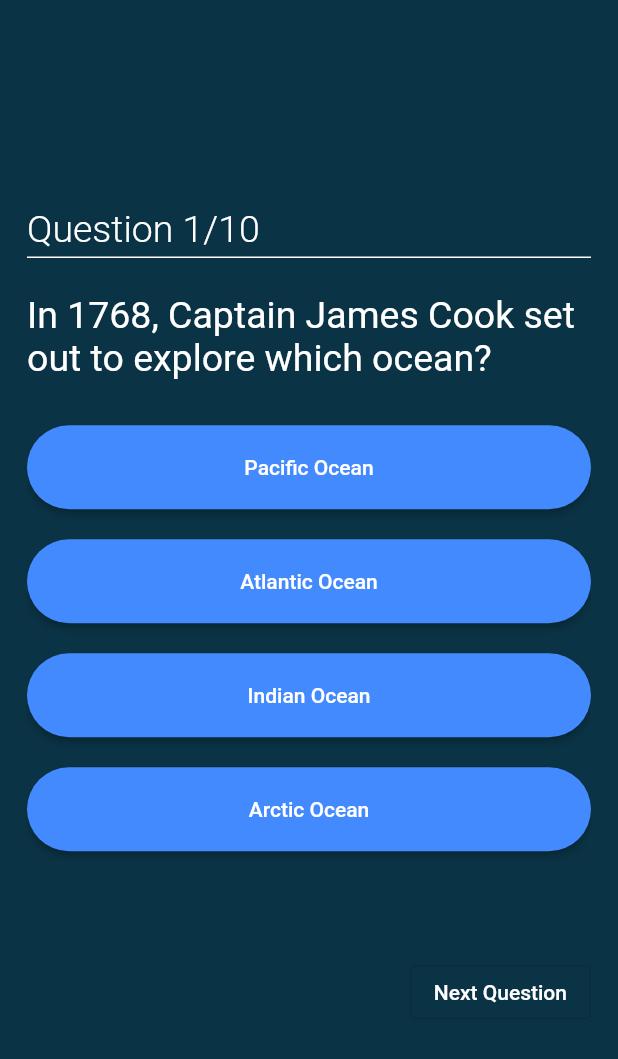
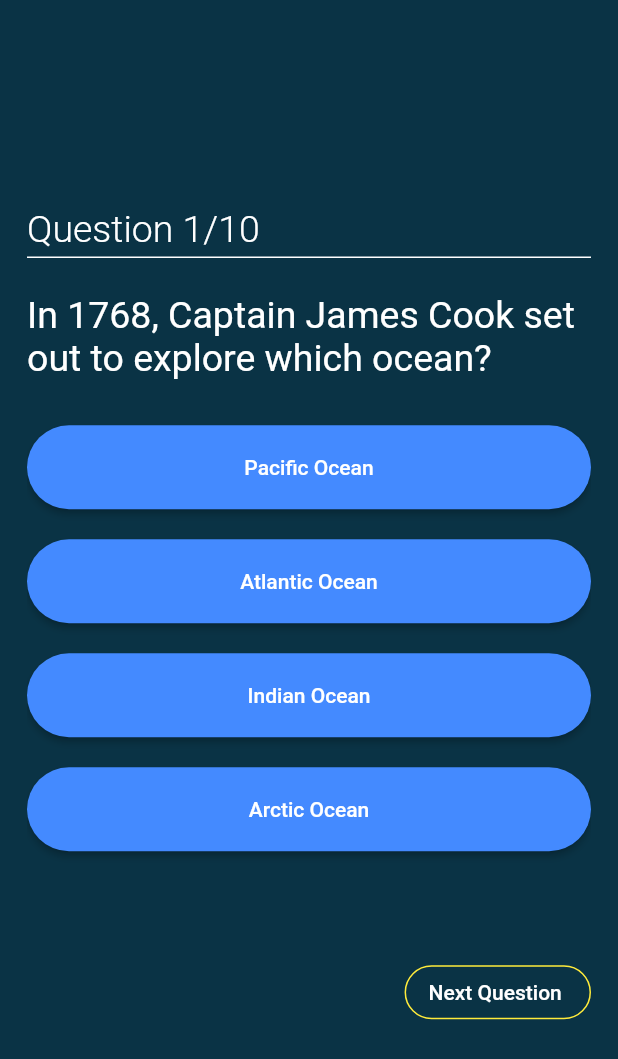
Before and after one commit to DibashThapa10/QuizApp, a Flutter app: the screen it shows after launch, on a phone screen of 412 x 824 dp. Shown: the top 1059 px of the screen. Run offline on Flutter 3.47's test engine with Material 2 defaults, Android fonts, the phone set to English and light mode, and no system bars.

```diff
--- a/lib/home_page/home_page.dart
+++ b/lib/home_page/home_page.dart
@@ -1,5 +1,6 @@
 import 'package:flutter/material.dart';
 import 'package:quiz_app/data/question_data.dart';
+import 'package:quiz_app/score/result_screen.dart';
 
 class HomePage extends StatefulWidget {
   const HomePage({super.key});
@@ -23,6 +24,7 @@ class _HomePageState extends State<HomePage> {
       body: Padding(
           padding: const EdgeInsets.all(18),
           child: PageView.builder(
+            physics: const NeverScrollableScrollPhysics(),
             controller: _controller,
             onPageChanged: (page) {
               setState(() {
@@ -84,7 +86,6 @@ class _HomePageState extends State<HomePage> {
                                     .toList()[i]
                                     .value) {
                                   score += 10;
-                                  print(score);
                                 }
                               },
                         child: Text(
@@ -101,16 +102,33 @@ class _HomePageState extends State<HomePage> {
                     children: [
                       OutlinedButton(
                         onPressed: isPressed
-                            ? () {
-                                _controller.nextPage(
-                                    duration: const Duration(milliseconds: 500),
-                                    curve: Curves.linear);
-                              }
+                            ? index + 1 == questions.length
+                                ? () {
+                                    Navigator.push(
+                                        context,
+                                        MaterialPageRoute(
+                                            builder: (context) =>
+                                                ResultScreen(score)));
+                                  }
+                                : () {
+                                    _controller.nextPage(
+                                        duration:
+                                            const Duration(milliseconds: 500),
+                                        curve: Curves.linear);
+                                    setState(() {
+                                      isPressed = false;
+                                    });
+                                  }
                             : null,
-                        style: const ButtonStyle(),
-                        child: const Text(
-                          "Next Question",
-                          style: TextStyle(color: Colors.white),
+                        style: OutlinedButton.styleFrom(
+                            shape: const StadiumBorder(),
+                            side: const BorderSide(
+                                color: Colors.yellow, width: 1)),
+                        child: Text(
+                          index + 1 == questions.length
+                              ? "See result"
+                              : "Next Question ",
+                          style: const TextStyle(color: Colors.white),
                         ),
                       ),
                     ],
```
Also changed, not shown: lib/score/result_screen.dart (added, +69 -0 lines).
